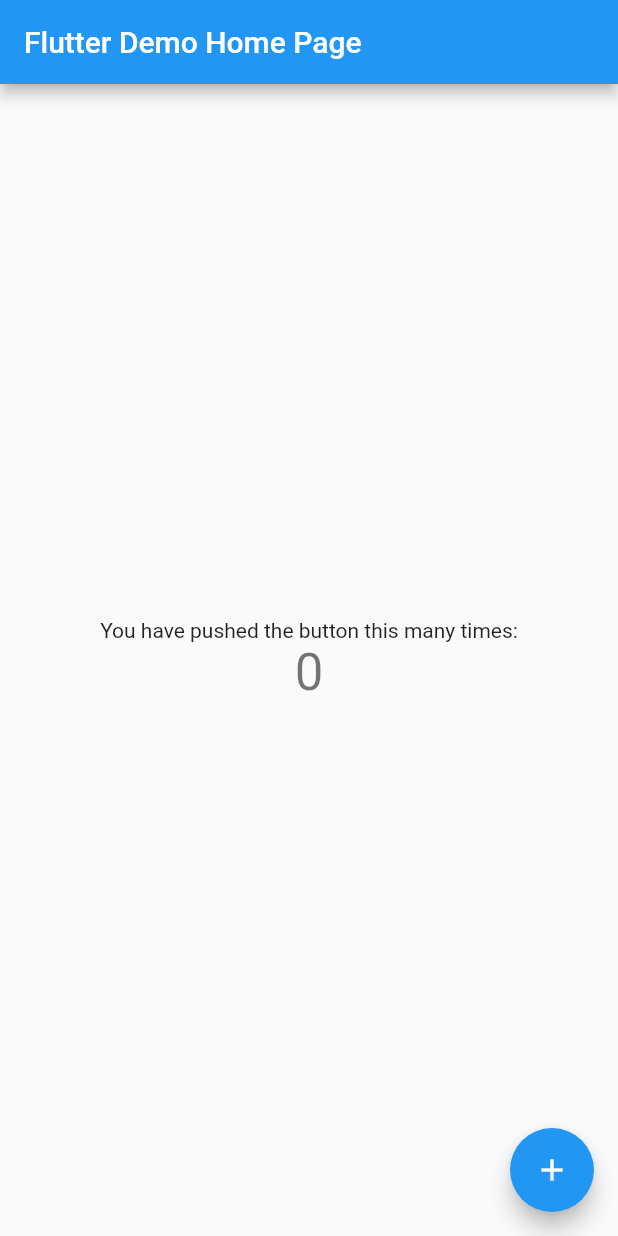
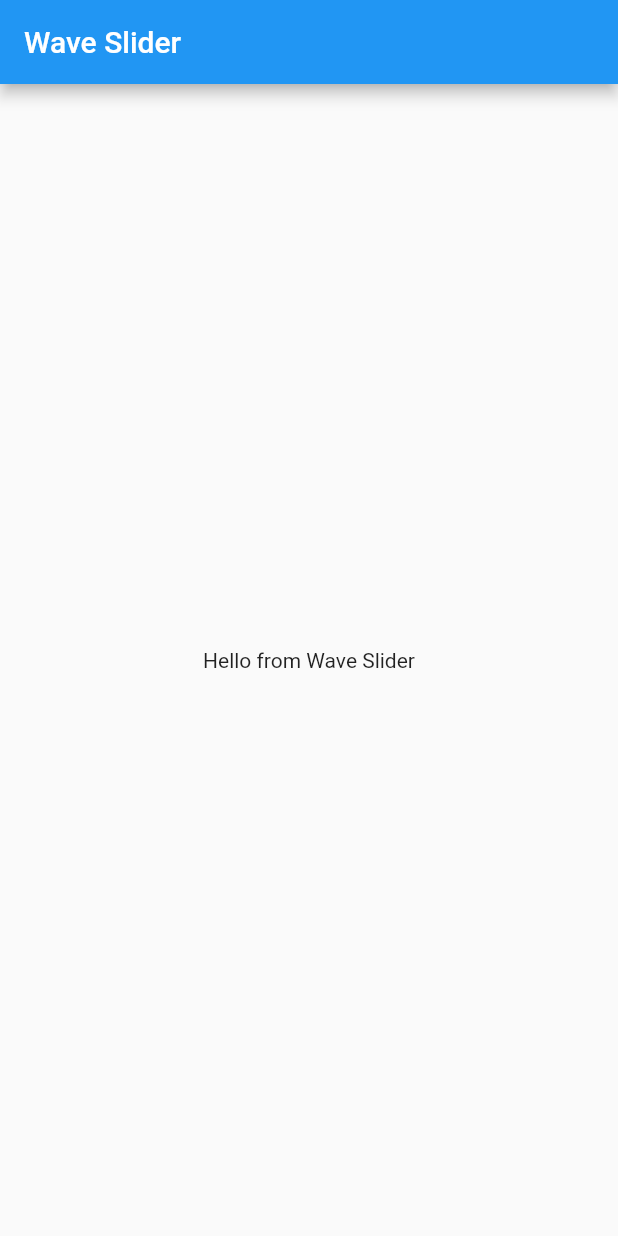
Before and after one commit to MasterNeuromancer/waveSlider, a Flutter app: the screen it shows after launch, on a phone screen of 412 x 824 dp. Run offline on Flutter 3.47's test engine with Material 2 defaults, Android fonts, the phone set to English and light mode, and no system bars.

Commit message:
feat: created Wave Slider file, imported to main

```diff
--- a/lib/main.dart
+++ b/lib/main.dart
@@ -1,111 +1,26 @@
 import 'package:flutter/material.dart';
+import 'package:wave_slider/wave_slider.dart';
 
-void main() => runApp(MyApp());
+void main() => runApp(MaterialApp(
+      home: WaveApp(),
+    ));
 
-class MyApp extends StatelessWidget {
-  // This widget is the root of your application.
+class WaveApp extends StatefulWidget {
+  @override
+  _WaveAppState createState() => _WaveAppState();
+}
+
+class _WaveAppState extends State<WaveApp> {
   @override
   Widget build(BuildContext context) {
-    return MaterialApp(
-      title: 'Flutter Demo',
-      theme: ThemeData(
-        // This is the theme of your application.
-        //
-        // Try running your application with "flutter run". You'll see the
-        // application has a blue toolbar. Then, without quitting the app, try
-        // changing the primarySwatch below to Colors.green and then invoke
-        // "hot reload" (press "r" in the console where you ran "flutter run",
-        // or simply save your changes to "hot reload" in a Flutter IDE).
-        // Notice that the counter didn't reset back to zero; the application
-        // is not restarted.
-        primarySwatch: Colors.blue,
+    return Scaffold(
+      appBar: AppBar(
+        title: Text('Wave Slider'),
       ),
-      home: MyHomePage(title: 'Flutter Demo Home Page'),
+      body: Container(
+        padding: EdgeInsets.all(32.0),
+        child: Center(child: WaveSlider()),
+      ),
     );
   }
 }
-
-class MyHomePage extends StatefulWidget {
-  MyHomePage({Key key, this.title}) : super(key: key);
-
-  // This widget is the home page of your application. It is stateful, meaning
-  // that it has a State object (defined below) that contains fields that affect
-  // how it looks.
-
-  // This class is the configuration for the state. It holds the values (in this
-  // case the title) provided by the parent (in this case the App widget) and
-  // used by the build method of the State. Fields in a Widget subclass are
-  // always marked "final".
-
-  final String title;
-
-  @override
-  _MyHomePageState createState() => _MyHomePageState();
-}
-
-class _MyHomePageState extends State<MyHomePage> {
-  int _counter = 0;
-
-  void _incrementCounter() {
-    setState(() {
-      // This call to setState tells the Flutter framework that something has
-      // changed in this State, which causes it to rerun the build method below
-      // so that the display can reflect the updated values. If we changed
-      // _counter without calling setState(), then the build method would not be
-      // called again, and so nothing would appear to happen.
-      _counter++;
-    });
-  }
-
-  @override
-  Widget build(BuildContext context) {
-    // This method is rerun every time setState is called, for instance as done
-    // by the _incrementCounter method above.
-    //
-    // The Flutter framework has been optimized to make rerunning build methods
-    // fast, so that you can just rebuild anything that needs updating rather
-    // than having to individually change instances of widgets.
-    return Scaffold(
-      appBar: AppBar(
-        // Here we take the value from the MyHomePage object that was created by
-        // the App.build method, and use it to set our appbar title.
-        title: Text(widget.title),
-      ),
-      body: Center(
-        // Center is a layout widget. It takes a single child and positions it
-        // in the middle of the parent.
-        child: Column(
-          // Column is also a layout widget. It takes a list of children and
-          // arranges them vertically. By default, it sizes itself to fit its
-          // children horizontally, and tries to be as tall as its parent.
-          //
-          // Invoke "debug painting" (press "p" in the console, choose the
-          // "Toggle Debug Paint" action from the Flutter Inspector in Android
-          // Studio, or the "Toggle Debug Paint" command in Visual Studio Code)
-          // to see the wireframe for each widget.
-          //
-          // Column has various properties to control how it sizes itself and
-          // how it positions its children. Here we use mainAxisAlignment to
-          // center the children vertically; the main axis here is the vertical
-          // axis because Columns are vertical (the cross axis would be
-          // horizontal).
-          mainAxisAlignment: MainAxisAlignment.center,
-          children: <Widget>[
-            Text(
-              'You have pushed the button this many times:',
-            ),
-            Text(
-              '$_counter',
-              style: Theme.of(context).textTheme.display1,
-            ),
-          ],
-        ),
-      ),
-      floatingActionButton: FloatingActionButton(
-        onPressed: _incrementCounter,
-        tooltip: 'Increment',
-        child: Icon(Icons.add),
-      ), // This trailing comma makes auto-formatting nicer for build methods.
-    );
-  }
-}
--- /dev/null
+++ b/lib/wave_slider.dart
@@ -0,0 +1,15 @@
+import 'package:flutter/material.dart';
+
+class WaveSlider extends StatefulWidget {
+  @override
+  _WaveSliderState createState() => _WaveSliderState();
+}
+
+class _WaveSliderState extends State<WaveSlider> {
+  @override
+  Widget build(BuildContext context) {
+    return Container(
+      child: Text('Hello from Wave Slider'),
+    );
+  }
+}
```
